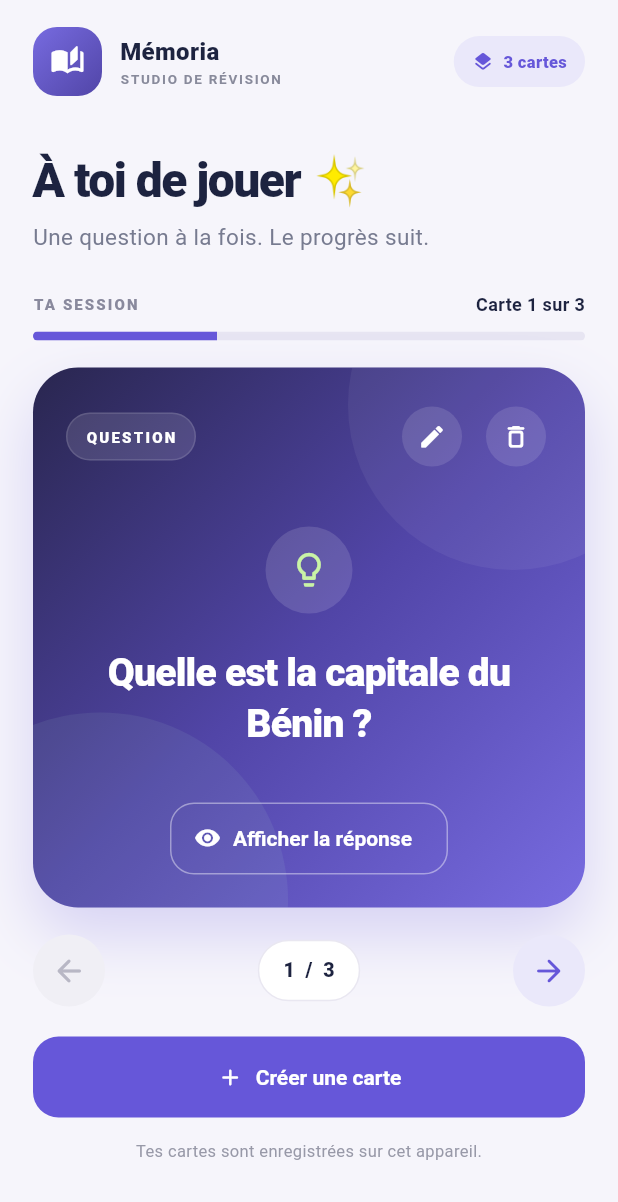
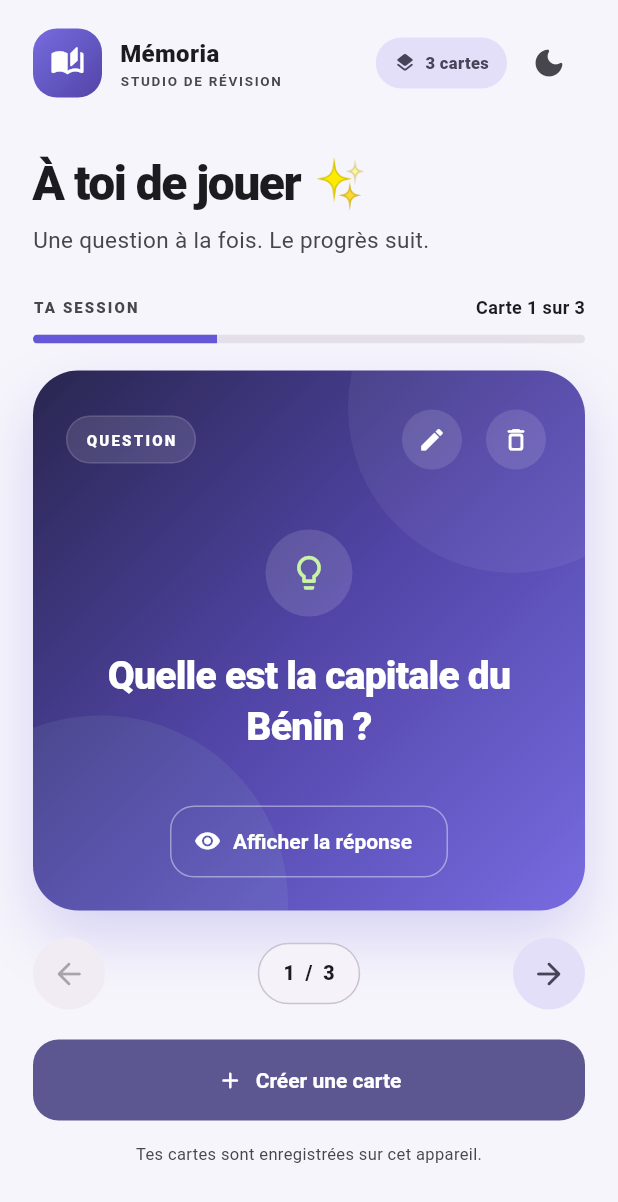
Before and after one commit to Chariane/flashcard, a Flutter app: the screen it shows after launch, on a phone screen of 412 x 824 dp. Shown: the top 1202 px of the screen. Run offline on Flutter 3.47's test engine with Material 3 defaults, Android fonts, the phone set to English and light mode, and no system bars; our stand-ins replace shared_preferences.

Commit message:
Adding a theme light/dark

```diff
--- a/frontend/lib/main.dart
+++ b/frontend/lib/main.dart
@@ -1,57 +1,85 @@
 import 'package:flutter/material.dart';
+import 'package:shared_preferences/shared_preferences.dart';
 
 import 'screens/home_screen.dart';
 import 'theme/app_colors.dart';
 
 void main() => runApp(const FlashcardApp());
 
-class FlashcardApp extends StatelessWidget {
+class FlashcardApp extends StatefulWidget {
   const FlashcardApp({super.key});
 
   @override
-  Widget build(BuildContext context) {
-    final colors = ColorScheme.fromSeed(
+  State<FlashcardApp> createState() => _FlashcardAppState();
+}
+
+class _FlashcardAppState extends State<FlashcardApp> {
+  static const _themeKey = 'memoria.dark_mode.v1';
+  ThemeMode _themeMode = ThemeMode.light;
+
+  @override
+  void initState() {
+    super.initState();
+    _loadSavedTheme();
+  }
+
+  Future<void> _loadSavedTheme() async {
+    final preferences = await SharedPreferences.getInstance();
+    final isDark = preferences.getBool(_themeKey) ?? false;
+    if (!mounted) return;
+    setState(() => _themeMode = isDark ? ThemeMode.dark : ThemeMode.light);
+  }
+
+  Future<void> _toggleTheme() async {
+    final isDark = _themeMode != ThemeMode.dark;
+    setState(() => _themeMode = isDark ? ThemeMode.dark : ThemeMode.light);
+    final preferences = await SharedPreferences.getInstance();
+    await preferences.setBool(_themeKey, isDark);
+  }
+
+  ThemeData _buildTheme(Brightness brightness) {
+    final isDark = brightness == Brightness.dark;
+    final scheme = ColorScheme.fromSeed(
       seedColor: AppColors.primary,
-      surface: AppColors.canvas,
+      brightness: brightness,
+      surface: isDark ? const Color(0xFF171622) : AppColors.canvas,
     );
 
-    return MaterialApp(
-      debugShowCheckedModeBanner: false,
-      title: 'Flashcards',
-      theme: ThemeData(
+    return ThemeData(
       useMaterial3: true,
-        colorScheme: colors,
-        scaffoldBackgroundColor: AppColors.canvas,
-        appBarTheme: const AppBarTheme(
-          backgroundColor: AppColors.canvas,
-          foregroundColor: AppColors.ink,
+      brightness: brightness,
+      colorScheme: scheme,
+      scaffoldBackgroundColor: scheme.surface,
+      appBarTheme: AppBarTheme(
+        backgroundColor: scheme.surface,
+        foregroundColor: scheme.onSurface,
         surfaceTintColor: Colors.transparent,
         elevation: 0,
       ),
       inputDecorationTheme: InputDecorationTheme(
         filled: true,
-          fillColor: Colors.white,
+        fillColor: scheme.surfaceContainerHighest,
         contentPadding: const EdgeInsets.symmetric(
           horizontal: 18,
           vertical: 17,
         ),
         border: OutlineInputBorder(
           borderRadius: BorderRadius.circular(16),
-            borderSide: const BorderSide(color: Color(0xFFE7E6EF)),
+          borderSide: BorderSide(color: scheme.outlineVariant),
         ),
         enabledBorder: OutlineInputBorder(
           borderRadius: BorderRadius.circular(16),
-            borderSide: const BorderSide(color: Color(0xFFE7E6EF)),
+          borderSide: BorderSide(color: scheme.outlineVariant),
         ),
         focusedBorder: OutlineInputBorder(
           borderRadius: BorderRadius.circular(16),
-            borderSide: const BorderSide(color: AppColors.primary, width: 1.6),
+          borderSide: BorderSide(color: scheme.primary, width: 1.6),
         ),
       ),
       filledButtonTheme: FilledButtonThemeData(
         style: FilledButton.styleFrom(
-            backgroundColor: AppColors.primary,
-            foregroundColor: Colors.white,
+          backgroundColor: scheme.primary,
+          foregroundColor: scheme.onPrimary,
           minimumSize: const Size(0, 54),
           shape: RoundedRectangleBorder(
             borderRadius: BorderRadius.circular(17),
@@ -59,8 +87,29 @@ class FlashcardApp extends StatelessWidget {
           textStyle: const TextStyle(fontWeight: FontWeight.w700),
         ),
       ),
+      snackBarTheme: SnackBarThemeData(
+        backgroundColor: isDark
+            ? const Color(0xFF343244)
+            : const Color(0xFF29264F),
+        contentTextStyle: TextStyle(
+          color: isDark ? scheme.onSurface : Colors.white,
         ),
-      home: const HomeScreen(),
+      ),
+    );
+  }
+
+  @override
+  Widget build(BuildContext context) {
+    return MaterialApp(
+      debugShowCheckedModeBanner: false,
+      title: 'Flashcards',
+      theme: _buildTheme(Brightness.light),
+      darkTheme: _buildTheme(Brightness.dark),
+      themeMode: _themeMode,
+      home: HomeScreen(
+        isDark: _themeMode == ThemeMode.dark,
+        onThemeToggle: _toggleTheme,
+      ),
     );
   }
 }
--- a/frontend/lib/screens/flashcard_form_screen.dart
+++ b/frontend/lib/screens/flashcard_form_screen.dart
@@ -70,7 +70,7 @@ class _FlashcardFormScreenState extends State<FlashcardFormScreen> {
                       width: 58,
                       height: 58,
                       decoration: BoxDecoration(
-                        color: const Color(0xFFEAE8FA),
+                        color: Theme.of(context).colorScheme.secondaryContainer,
                         borderRadius: BorderRadius.circular(19),
                       ),
                       child: Icon(
@@ -86,8 +86,8 @@ class _FlashcardFormScreenState extends State<FlashcardFormScreen> {
                       isEditing
                           ? 'Peaufine ta carte'
                           : 'Crée une nouvelle carte',
-                      style: const TextStyle(
-                        color: AppColors.ink,
+                      style: TextStyle(
+                        color: Theme.of(context).colorScheme.onSurface,
                         fontSize: 27,
                         height: 1.2,
                         fontWeight: FontWeight.w800,
@@ -99,8 +99,8 @@ class _FlashcardFormScreenState extends State<FlashcardFormScreen> {
                       isEditing
                           ? 'Tu peux modifier la question ou sa réponse.'
                           : 'Une bonne question aide ta mémoire à faire le reste.',
-                      style: const TextStyle(
-                        color: AppColors.muted,
+                      style: TextStyle(
+                        color: Theme.of(context).colorScheme.onSurfaceVariant,
                         height: 1.5,
                       ),
                     ),
@@ -221,15 +221,18 @@ class _FieldHeading extends StatelessWidget {
           children: [
             Text(
               title,
-              style: const TextStyle(
-                color: AppColors.ink,
+              style: TextStyle(
+                color: Theme.of(context).colorScheme.onSurface,
                 fontSize: 14,
                 fontWeight: FontWeight.w800,
               ),
             ),
             Text(
               subtitle,
-              style: const TextStyle(color: Color(0xFF898B9D), fontSize: 11),
+              style: TextStyle(
+                color: Theme.of(context).colorScheme.onSurfaceVariant,
+                fontSize: 11,
+              ),
             ),
           ],
         ),
--- a/frontend/lib/screens/home_screen.dart
+++ b/frontend/lib/screens/home_screen.dart
@@ -7,7 +7,14 @@ import '../widgets/flashcard_widget.dart';
 import 'flashcard_form_screen.dart';
 
 class HomeScreen extends StatefulWidget {
-  const HomeScreen({super.key});
+  final bool isDark;
+  final VoidCallback onThemeToggle;
+
+  const HomeScreen({
+    super.key,
+    required this.isDark,
+    required this.onThemeToggle,
+  });
 
   @override
   State<HomeScreen> createState() => _HomeScreenState();
@@ -233,20 +240,26 @@ class _HomeScreenState extends State<HomeScreen> {
               child: Column(
                 crossAxisAlignment: CrossAxisAlignment.start,
                 children: [
-                  _TopBar(cardCount: flashcards.length),
+                  _TopBar(
+                    cardCount: flashcards.length,
+                    isDark: widget.isDark,
+                    onThemeToggle: widget.onThemeToggle,
+                  ),
                   if (_storageError != null) ...[
                     const SizedBox(height: 16),
                     Container(
                       width: double.infinity,
                       padding: const EdgeInsets.all(14),
                       decoration: BoxDecoration(
-                        color: const Color(0xFFFFF4E5),
+                        color: Theme.of(context).colorScheme.tertiaryContainer,
                         borderRadius: BorderRadius.circular(14),
                       ),
                       child: Text(
                         _storageError!,
-                        style: const TextStyle(
-                          color: Color(0xFF81520A),
+                        style: TextStyle(
+                          color: Theme.of(
+                            context,
+                          ).colorScheme.onTertiaryContainer,
                           fontSize: 12,
                         ),
                       ),
@@ -255,8 +268,8 @@ class _HomeScreenState extends State<HomeScreen> {
                   const SizedBox(height: 38),
                   Text(
                     hasCards ? 'À toi de jouer ✨' : 'On commence ? ✨',
-                    style: const TextStyle(
-                      color: AppColors.ink,
+                    style: TextStyle(
+                      color: Theme.of(context).colorScheme.onSurface,
                       fontSize: 32,
                       height: 1.15,
                       fontWeight: FontWeight.w800,
@@ -268,8 +281,8 @@ class _HomeScreenState extends State<HomeScreen> {
                     hasCards
                         ? 'Une question à la fois. Le progrès suit.'
                         : 'Crée ta première carte et lance ta révision.',
-                    style: const TextStyle(
-                      color: AppColors.muted,
+                    style: TextStyle(
+                      color: Theme.of(context).colorScheme.onSurfaceVariant,
                       fontSize: 15,
                     ),
                   ),
@@ -277,10 +290,12 @@ class _HomeScreenState extends State<HomeScreen> {
                   if (hasCards) ...[
                     Row(
                       children: [
-                        const Text(
+                        Text(
                           'TA SESSION',
                           style: TextStyle(
-                            color: Color(0xFF89899D),
+                            color: Theme.of(
+                              context,
+                            ).colorScheme.onSurfaceVariant,
                             fontSize: 10,
                             letterSpacing: 1.4,
                             fontWeight: FontWeight.w800,
@@ -289,8 +304,8 @@ class _HomeScreenState extends State<HomeScreen> {
                         const Spacer(),
                         Text(
                           'Carte ${currentIndex + 1} sur ${flashcards.length}',
-                          style: const TextStyle(
-                            color: AppColors.ink,
+                          style: TextStyle(
+                            color: Theme.of(context).colorScheme.onSurface,
                             fontSize: 12,
                             fontWeight: FontWeight.w700,
                           ),
@@ -303,7 +318,9 @@ class _HomeScreenState extends State<HomeScreen> {
                       child: LinearProgressIndicator(
                         value: progress,
                         minHeight: 6,
-                        backgroundColor: const Color(0xFFE7E5F2),
+                        backgroundColor: Theme.of(
+                          context,
+                        ).colorScheme.surfaceContainerHighest,
                         valueColor: const AlwaysStoppedAnimation(
                           AppColors.primary,
                         ),
@@ -332,14 +349,20 @@ class _HomeScreenState extends State<HomeScreen> {
                             vertical: 10,
                           ),
                           decoration: BoxDecoration(
-                            color: Colors.white,
+                            color: Theme.of(
+                              context,
+                            ).colorScheme.surfaceContainerLow,
                             borderRadius: BorderRadius.circular(30),
-                            border: Border.all(color: const Color(0xFFE9E7F1)),
+                            border: Border.all(
+                              color: Theme.of(
+                                context,
+                              ).colorScheme.outlineVariant,
+                            ),
                           ),
                           child: Text(
                             '${currentIndex + 1}  /  ${flashcards.length}',
-                            style: const TextStyle(
-                              color: AppColors.ink,
+                            style: TextStyle(
+                              color: Theme.of(context).colorScheme.onSurface,
                               fontSize: 13,
                               fontWeight: FontWeight.w800,
                             ),
@@ -370,10 +393,13 @@ class _HomeScreenState extends State<HomeScreen> {
                     ),
                   ),
                   const SizedBox(height: 14),
-                  const Center(
+                  Center(
                     child: Text(
                       'Tes cartes sont enregistrées sur cet appareil.',
-                      style: TextStyle(color: Color(0xFF9899A8), fontSize: 11),
+                      style: TextStyle(
+                        color: Theme.of(context).colorScheme.onSurfaceVariant,
+                        fontSize: 11,
+                      ),
                     ),
                   ),
                 ],
@@ -388,8 +414,14 @@ class _HomeScreenState extends State<HomeScreen> {
 
 class _TopBar extends StatelessWidget {
   final int cardCount;
+  final bool isDark;
+  final VoidCallback onThemeToggle;
 
-  const _TopBar({required this.cardCount});
+  const _TopBar({
+    required this.cardCount,
+    required this.isDark,
+    required this.onThemeToggle,
+  });
 
   @override
   Widget build(BuildContext context) {
@@ -413,13 +445,13 @@ class _TopBar extends StatelessWidget {
           ),
         ),
         const SizedBox(width: 12),
-        const Column(
+        Column(
           crossAxisAlignment: CrossAxisAlignment.start,
           children: [
             Text(
               'Mémoria',
               style: TextStyle(
-                color: AppColors.ink,
+                color: Theme.of(context).colorScheme.onSurface,
                 fontSize: 16,
                 fontWeight: FontWeight.w800,
               ),
@@ -427,7 +459,7 @@ class _TopBar extends StatelessWidget {
             Text(
               'STUDIO DE RÉVISION',
               style: TextStyle(
-                color: Color(0xFF888A9B),
+                color: Theme.of(context).colorScheme.onSurfaceVariant,
                 fontSize: 9,
                 letterSpacing: 1.15,
                 fontWeight: FontWeight.w700,
@@ -439,26 +471,38 @@ class _TopBar extends StatelessWidget {
         Container(
           padding: const EdgeInsets.symmetric(horizontal: 12, vertical: 9),
           decoration: BoxDecoration(
-            color: const Color(0xFFEAE8FA),
+            color: Theme.of(context).colorScheme.secondaryContainer,
             borderRadius: BorderRadius.circular(24),
           ),
           child: Row(
             children: [
-              const Icon(
+              Icon(
                 Icons.layers_rounded,
-                color: AppColors.primary,
+                color: Theme.of(context).colorScheme.onSecondaryContainer,
                 size: 15,
               ),
               const SizedBox(width: 6),
               Text(
                 '$cardCount cartes',
-                style: const TextStyle(
-                  color: AppColors.primary,
+                style: TextStyle(
+                  color: Theme.of(context).colorScheme.onSecondaryContainer,
                   fontSize: 11,
                   fontWeight: FontWeight.w800,
                 ),
               ),
             ],
+          ),
+        ),
+        const SizedBox(width: 4),
+        IconButton(
+          tooltip: isDark ? 'Activer le mode clair' : 'Activer le mode sombre',
+          onPressed: onThemeToggle,
+          icon: Icon(
+            isDark ? Icons.light_mode_rounded : Icons.dark_mode_rounded,
+          ),
+          style: IconButton.styleFrom(
+            foregroundColor: Theme.of(context).colorScheme.onSurfaceVariant,
+            minimumSize: const Size(42, 42),
           ),
         ),
       ],
@@ -484,10 +528,12 @@ class _NavigationButton extends StatelessWidget {
       onPressed: onPressed,
       icon: Icon(icon),
       style: IconButton.styleFrom(
-        foregroundColor: AppColors.primary,
-        backgroundColor: const Color(0xFFEAE8FA),
-        disabledForegroundColor: const Color(0xFFB8B7C5),
-        disabledBackgroundColor: const Color(0xFFF0EFF5),
+        foregroundColor: Theme.of(context).colorScheme.onSecondaryContainer,
+        backgroundColor: Theme.of(context).colorScheme.secondaryContainer,
+        disabledForegroundColor: Theme.of(
+          context,
+        ).colorScheme.onSurface.withValues(alpha: .35),
+        disabledBackgroundColor: Theme.of(context).colorScheme.surfaceContainer,
         minimumSize: const Size(48, 48),
       ),
     );
@@ -505,39 +551,42 @@ class _EmptyState extends StatelessWidget {
       width: double.infinity,
       padding: const EdgeInsets.symmetric(horizontal: 26, vertical: 42),
       decoration: BoxDecoration(
-        color: Colors.white,
+        color: Theme.of(context).colorScheme.surfaceContainerLow,
         borderRadius: BorderRadius.circular(26),
-        border: Border.all(color: const Color(0xFFE9E7F1)),
+        border: Border.all(color: Theme.of(context).colorScheme.outlineVariant),
       ),
       child: Column(
         children: [
           Container(
             width: 78,
             height: 78,
-            decoration: const BoxDecoration(
-              color: Color(0xFFEAE8FA),
+            decoration: BoxDecoration(
+              color: Theme.of(context).colorScheme.secondaryContainer,
               shape: BoxShape.circle,
             ),
-            child: const Icon(
+            child: Icon(
               Icons.style_rounded,
-              color: AppColors.primary,
+              color: Theme.of(context).colorScheme.onSecondaryContainer,
               size: 34,
             ),
           ),
           const SizedBox(height: 18),
-          const Text(
+          Text(
             'Ta collection est vide',
             style: TextStyle(
-              color: AppColors.ink,
+              color: Theme.of(context).colorScheme.onSurface,
               fontSize: 19,
               fontWeight: FontWeight.w800,
             ),
           ),
           const SizedBox(height: 7),
-          const Text(
+          Text(
             'Ajoute une question et sa réponse pour commencer à réviser.',
             textAlign: TextAlign.center,
-            style: TextStyle(color: AppColors.muted, height: 1.5),
+            style: TextStyle(
+              color: Theme.of(context).colorScheme.onSurfaceVariant,
+              height: 1.5,
+            ),
           ),
           const SizedBox(height: 19),
           TextButton.icon(
```
Also changed, not shown: 1 other file. Lines whose indentation alone changed are shown as unchanged.
